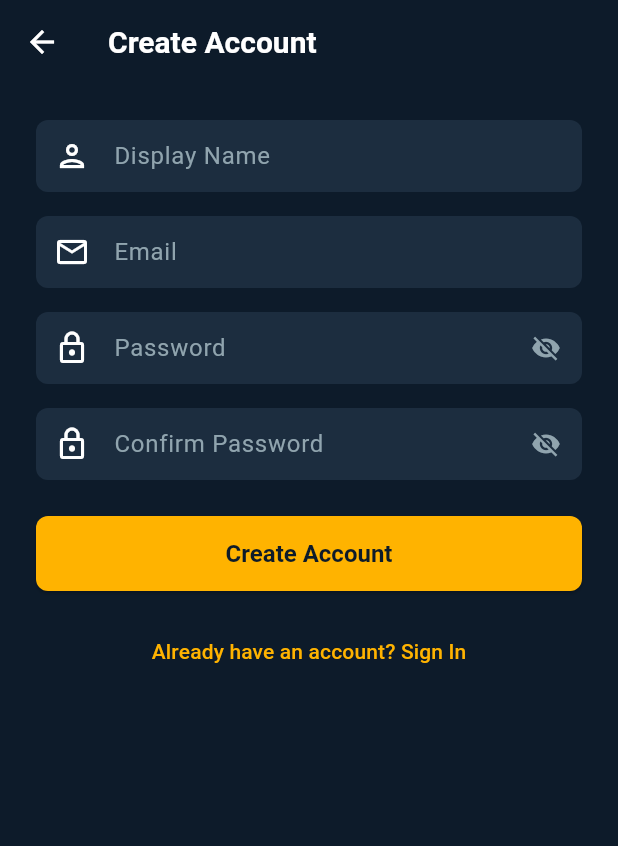
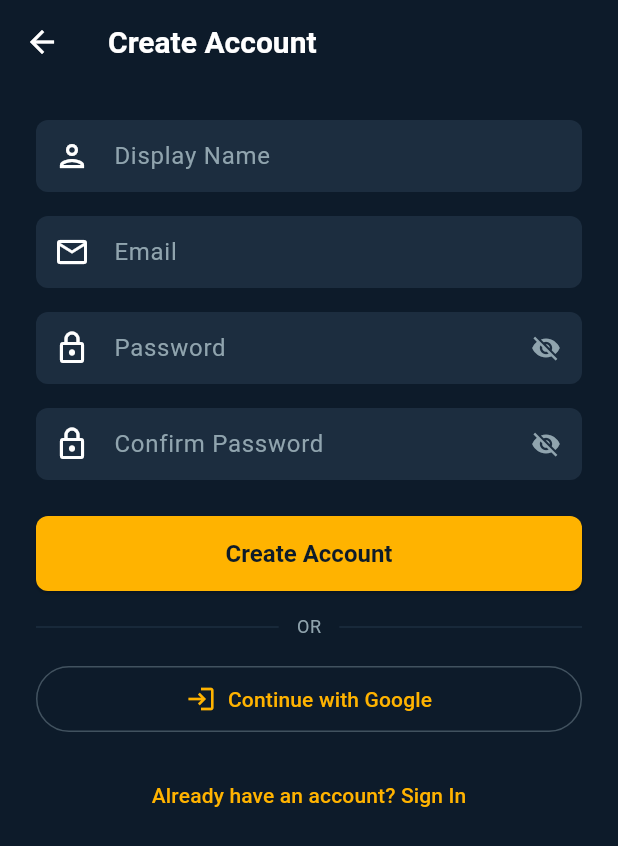
Before and after one commit to rapreala/KigaliConnect, a Flutter app: the RegisterScreen screen opened directly, on a phone screen of 412 x 824 dp. Shown: the top 846 px of the screen. Run offline on Flutter 3.47's test engine with Material 3 defaults, Android fonts, the phone set to English and light mode, and no system bars; our stand-ins replace cloud_firestore, equatable, firebase_auth, firebase_core, flutter_bloc, google_maps_flutter and 1 more; accounts and stored records are empty; network calls fail.

Commit message:
feat: add Google Sign-Up button to RegisterScreen
Users can now create an account via Google on both the login
and register screens. Reuses AuthGoogleSignInRequested — Google
handles new vs returning user automatically.

```diff
--- a/lib/presentation/screens/auth/register_screen.dart
+++ b/lib/presentation/screens/auth/register_screen.dart
@@ -101,6 +101,51 @@ class _RegisterScreenState extends State<RegisterScreen> {
                       onPressed: isLoading ? null : _submit,
                     ),
                     const SizedBox(height: AppSpacing.p16),
+
+                    // ── OR divider ──
+                    Row(
+                      children: [
+                        const Expanded(child: Divider()),
+                        Padding(
+                          padding: const EdgeInsets.symmetric(
+                              horizontal: AppSpacing.p12),
+                          child: Text(
+                            'OR',
+                            style: Theme.of(context)
+                                .textTheme
+                                .bodySmall
+                                ?.copyWith(color: AppColors.textSecondary),
+                          ),
+                        ),
+                        const Expanded(child: Divider()),
+                      ],
+                    ),
+                    const SizedBox(height: AppSpacing.p16),
+
+                    // Google Sign-Up button
+                    OutlinedButton.icon(
+                      onPressed: isLoading
+                          ? null
+                          : () => context
+                              .read<AuthBloc>()
+                              .add(const AuthGoogleSignInRequested()),
+                      icon: Image.network(
+                        'https://www.gstatic.com/firebasejs/ui/2.0.0/images/auth/google.svg',
+                        height: 20,
+                        width: 20,
+                        errorBuilder: (_, error, stack) =>
+                            const Icon(Icons.login, size: 20),
+                      ),
+                      label: const Text('Continue with Google'),
+                      style: OutlinedButton.styleFrom(
+                        padding: const EdgeInsets.symmetric(
+                            vertical: AppSpacing.p12),
+                        side: BorderSide(
+                            color: AppColors.textSecondary.withValues(
+                                alpha: 0.4)),
+                      ),
+                    ),
+                    const SizedBox(height: AppSpacing.p16),
                     TextButton(
                       onPressed: isLoading
                           ? null
```
